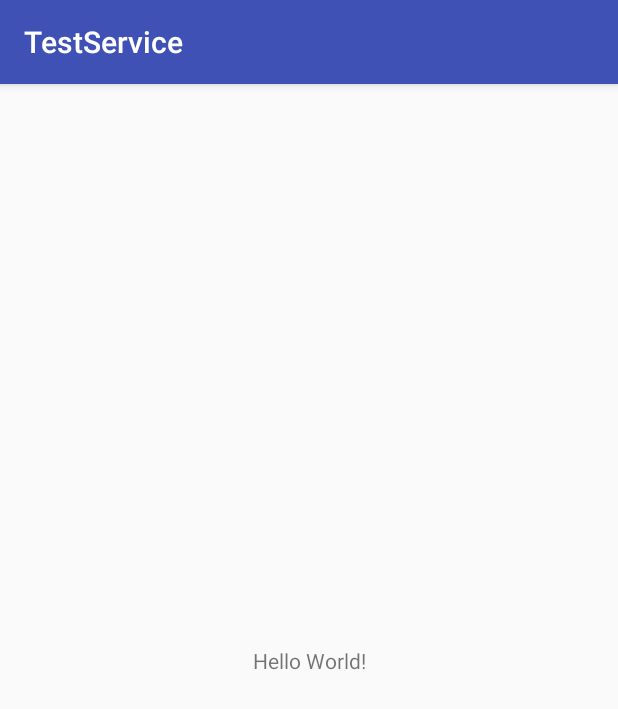
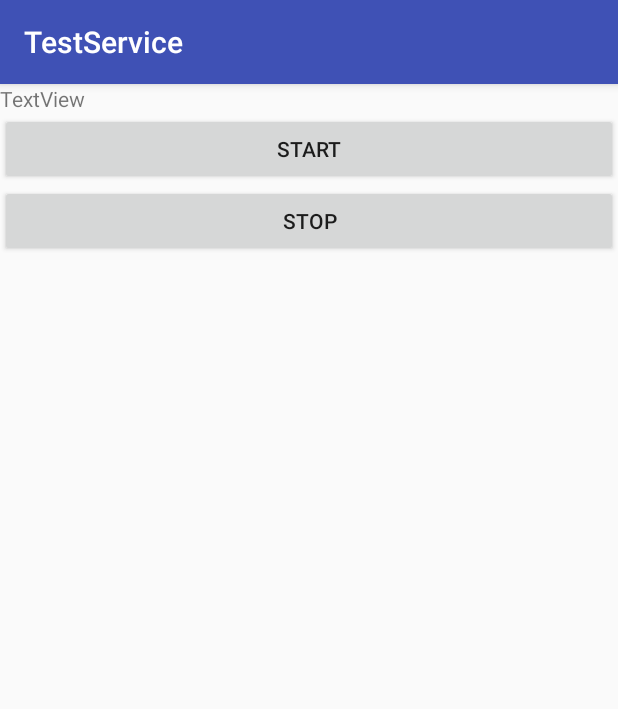
Before and after one commit to kokoroguruma/TestService, an Android app: the screen it shows after launch (MainActivity), on a phone screen of 412 x 824 dp. Shown: the top 709 px of the screen. Run offline under Robolectric (Android 15) with nearby library versions, the phone set to English and light mode, and no system bars.

Commit message:
とりあえず完成？

```diff
--- a/app/src/main/res/layout/activity_main.xml
+++ b/app/src/main/res/layout/activity_main.xml
@@ -6,13 +6,29 @@
     android:layout_height="match_parent"
     tools:context="com.kokoroguruma.testservice.MainActivity">
 
-    <TextView
-        android:layout_width="wrap_content"
-        android:layout_height="wrap_content"
-        android:text="Hello World!"
-        app:layout_constraintBottom_toBottomOf="parent"
-        app:layout_constraintLeft_toLeftOf="parent"
-        app:layout_constraintRight_toRightOf="parent"
-        app:layout_constraintTop_toTopOf="parent" />
+    <LinearLayout
+        android:layout_width="match_parent"
+        android:layout_height="match_parent"
+        android:orientation="vertical">
 
+        <TextView
+            android:id="@+id/mainTextView"
+            android:layout_width="match_parent"
+            android:layout_height="wrap_content"
+            android:text="TextView" />
+
+        <Button
+            android:id="@+id/mainStart"
+            android:layout_width="match_parent"
+            android:layout_height="wrap_content"
+            android:onClick="startButton"
+            android:text="Start" />
+
+        <Button
+            android:id="@+id/mainStop"
+            android:layout_width="match_parent"
+            android:layout_height="wrap_content"
+            android:onClick="stopButton"
+            android:text="Stop" />
+    </LinearLayout>
 </android.support.constraint.ConstraintLayout>
```
Also changed, not shown: app/src/main/AndroidManifest.xml (+7 -0 lines), app/src/main/java/com/kokoroguruma/testservice/MainActivity.java (+72 -0 lines), app/src/main/java/com/kokoroguruma/testservice/MyService.java (added, +97 -0 lines).
